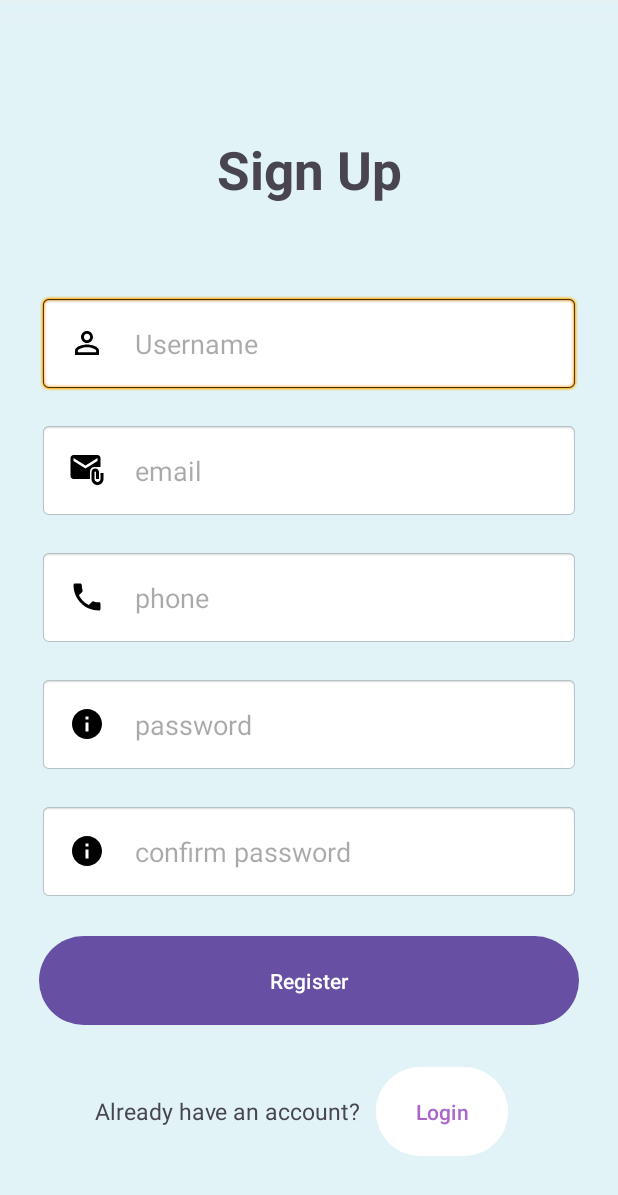
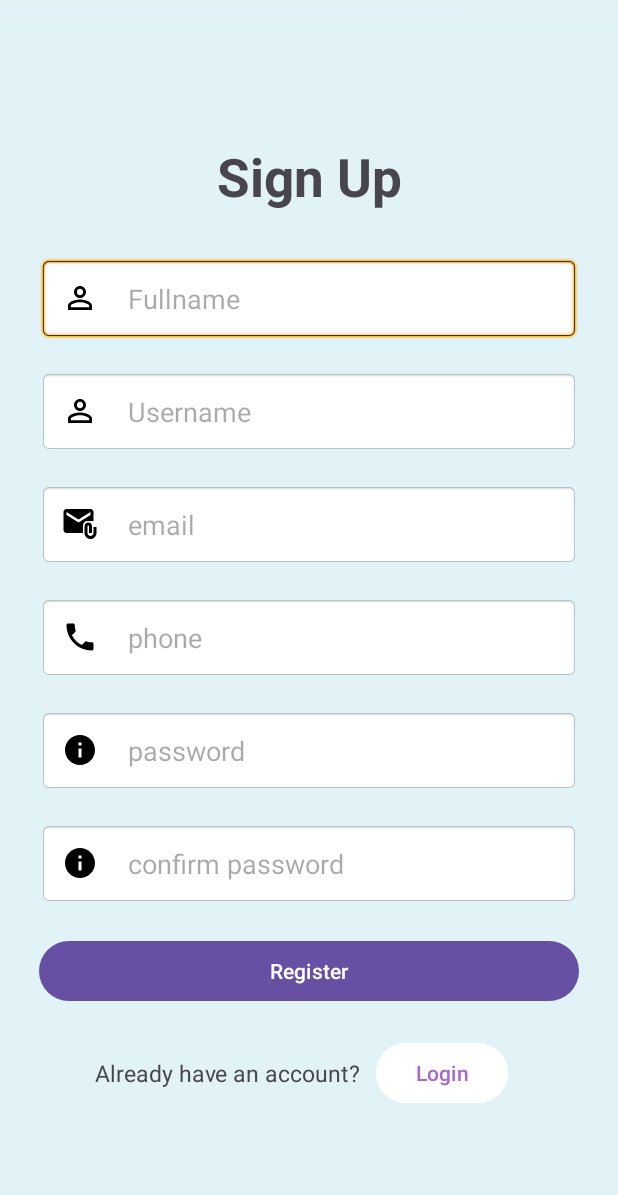
Before and after one commit to safwatnusrat/ACM-Contest-Navigator, an Android app: the RegisterActivity screen opened directly, with no data from a screen before it, after a tap on "Register", on a phone screen of 412 x 824 dp. Shown: the top 1195 px of the screen. Run offline under Robolectric (Android 15) with nearby library versions, the phone set to English and light mode, and no system bars.

Commit message:
modified register

```diff
--- a/app/src/main/java/com/example/lu_acm_navigator/DataBaseHelper.java
+++ b/app/src/main/java/com/example/lu_acm_navigator/DataBaseHelper.java
@@ -5,7 +5,6 @@ import android.content.Context;
 import android.database.Cursor;
 import android.database.sqlite.SQLiteDatabase;
 import android.database.sqlite.SQLiteOpenHelper;
-import android.widget.Toast;
 
 public class DataBaseHelper extends SQLiteOpenHelper {
     public static  final String DATABASE_NAME="Test_BD";
@@ -13,6 +12,7 @@ public class DataBaseHelper extends SQLiteOpenHelper {
     public static final String TABLE_REGISTER ="register";
     public static final String TABLE_CONTEST ="contestadd" ;
     public static final String COL_ID ="id";
+    private static final String COL_FULLNAME ="fullname";
     public static final String COL_USERNAME="username";
     public static final String COL_EMAIL ="email";
     public static final String COL_PASSWORD ="password";
@@ -39,9 +39,10 @@ public class DataBaseHelper extends SQLiteOpenHelper {
         db.close();
     }
 
-    public boolean insertUser(String username, String email, String phone, String password) {
+    public boolean insertUser(String fullname,String username, String email, String phone, String password) {
         SQLiteDatabase db=this.getWritableDatabase();
         ContentValues contentValues = new ContentValues();
+        contentValues.put(COL_FULLNAME,fullname);
         contentValues.put(COL_USERNAME, username);
         contentValues.put(COL_EMAIL, email);
         contentValues.put(COL_PHONE, phone);
@@ -56,6 +57,7 @@ public class DataBaseHelper extends SQLiteOpenHelper {
     public void onCreate(SQLiteDatabase db) {
         db.execSQL("CREATE TABLE " + TABLE_REGISTER +"("+
                 COL_ID+ " INTEGER PRIMARY KEY AUTOINCREMENT, "+
+                COL_FULLNAME +" TEXT, "+
                 COL_USERNAME +" TEXT, " +
                 COL_EMAIL +" TEXT, " +
                 COL_PASSWORD+" TEXT, " +
--- a/app/src/main/java/com/example/lu_acm_navigator/RegisterActivity.java
+++ b/app/src/main/java/com/example/lu_acm_navigator/RegisterActivity.java
@@ -13,6 +13,8 @@ import androidx.core.graphics.Insets;
 import androidx.core.view.ViewCompat;
 import androidx.core.view.WindowInsetsCompat;
 
+import java.util.regex.Pattern;
+
 public class RegisterActivity extends AppCompatActivity {
 
     @Override
@@ -20,6 +22,7 @@ public class RegisterActivity extends AppCompatActivity {
         super.onCreate(savedInstanceState);
         setContentView(R.layout.activity_register);
 
+        EditText etFullname= findViewById(R.id.et_register_fullname);
         EditText etUsername= findViewById(R.id.et_register_username);
         EditText etEmail= findViewById(R.id.et_register_email);
         EditText etPhone =findViewById(R.id.et_register_phone);
@@ -29,29 +32,30 @@ public class RegisterActivity extends AppCompatActivity {
         Button btnRegister=findViewById(R.id.btn_sign_up_register);
 
         btnRegister.setOnClickListener(v ->{
-           String username =etUsername.getText().toString();
-           String email =etEmail.getText().toString();
-           String phone =etPhone.getText().toString();
-           String password =etPassword.getText().toString();
-           String confirmpassword =etConfirmPassword.getText().toString();
 
-           if(password.equals(confirmpassword) && !username.isEmpty() && !password.isEmpty()){
-               //Toast.makeText(RegisterActivity.this, "db connect", Toast.LENGTH_SHORT).show();
+            String fullname= etFullname.getText().toString();
+            String username =etUsername.getText().toString();
+            String email =etEmail.getText().toString();
+            String phone =etPhone.getText().toString();
+            String password =etPassword.getText().toString();
+            String confirmpassword =etConfirmPassword.getText().toString();
+
+
+           if( password.equals(confirmpassword) && !username.isEmpty() && validation(fullname,phone,email,password)){
                DataBaseHelper dbHelper =new DataBaseHelper(RegisterActivity.this);
-               boolean isinserted=dbHelper.insertUser(username, email, phone, password);
+               boolean isinserted=dbHelper.insertUser(fullname,username, email, phone, password);
                if(isinserted)
                {
                    Toast.makeText(RegisterActivity.this, "Registration Successful", Toast.LENGTH_SHORT).show();
                    Intent intent = new Intent(RegisterActivity.this,MainActivity.class);
                    startActivity(intent);
+
                }
                else {
                    Toast.makeText(RegisterActivity.this, "Registration Failed", Toast.LENGTH_SHORT).show();
                }
            }
-           else {
-               Toast.makeText(RegisterActivity.this, "Fill Up the Username and Password Carefully!", Toast.LENGTH_SHORT).show();
-           }
+
         });
 
         btnLogin.setOnClickListener(new View.OnClickListener() {
@@ -63,4 +67,37 @@ public class RegisterActivity extends AppCompatActivity {
             }
         });
     }
+
+    private boolean validation(String fullname,String phone,String email,String password) {
+            Pattern phonePattern= Pattern.compile("^(0088|\\+88)?01[2-9]\\d{8}$");
+            Pattern emailPattern= Pattern.compile("^[a-z0-9]+@(gmail|yahoo|outlook).com$");
+            Pattern fullnamePattern= Pattern.compile("^[a-zA-Z ]+$");
+            Pattern passwordPattern= Pattern.compile("^(?=.+[0-9])(?=.+[a-z])(?=.*[A-Z])(?=.+[@#$%^&+=!]).{8,}$");
+            if(!fullnamePattern.matcher(fullname).matches()){
+            Toast.makeText(this, "Invalid Name", Toast.LENGTH_SHORT).show();
+            return false;
+            }
+
+            if(!emailPattern.matcher(email).matches()){
+            Toast.makeText(this, "Invalid Email", Toast.LENGTH_SHORT).show();
+            return false;
+            }
+
+            if(!phonePattern.matcher(phone).matches()){
+                Toast.makeText(this, "Invalid Phone Number", Toast.LENGTH_SHORT).show();
+                return false;
+            }
+
+            if(!passwordPattern.matcher(password).matches()){
+            Toast.makeText(this, "Atleast 8 character containing atleast one upercase,one lowercase,one digit and one special character ", Toast.LENGTH_SHORT).show();
+            return false;
+            }
+            else {
+                return true;
+            }
+
+
+    }
+
+
 }
--- a/app/src/main/java/com/example/lu_acm_navigator/ViewDetailsActivity.java
+++ b/app/src/main/java/com/example/lu_acm_navigator/ViewDetailsActivity.java
@@ -24,6 +24,7 @@ public class ViewDetailsActivity extends AppCompatActivity {
 
         databaseHelper = new DataBaseHelper(this);
         cnAdapter = new CnAdapter(this, null);
+        //adapter binding the data for recycleviewer
         upcomingContestsRecyclerView.setAdapter(cnAdapter);
 
         displayContests();
--- a/app/src/main/res/layout/activity_register.xml
+++ b/app/src/main/res/layout/activity_register.xml
@@ -17,9 +17,22 @@
         android:layout_height="wrap_content"
         android:text="@string/sign_up"
         android:textSize="35dp"
-        android:layout_margin="50dp"
+        android:layout_margin="20dp"
         android:textStyle="bold"
         android:gravity="center"/>
+    <EditText
+        android:id="@+id/et_register_fullname"
+        android:layout_width="match_parent"
+        android:layout_height="wrap_content"
+        android:hint="Fullname"
+        android:inputType="text"
+        android:layout_margin="10dp"
+        android:padding="15dp"
+        android:background="@android:drawable/editbox_background"
+        android:drawableLeft="@drawable/baseline_person_outline_24"
+        android:drawablePadding="20dp">
+
+    </EditText>
     <EditText
         android:id="@+id/et_register_username"
         android:layout_width="match_parent"
@@ -27,7 +40,7 @@
         android:hint="@string/username"
         android:inputType="text"
         android:layout_margin="10dp"
-        android:padding="20dp"
+        android:padding="15dp"
         android:background="@android:drawable/editbox_background"
         android:drawableLeft="@drawable/baseline_person_outline_24"
         android:drawablePadding="20dp"
@@ -39,7 +52,7 @@
         android:hint="@string/email"
         android:inputType="textEmailAddress"
         android:layout_margin="10dp"
-        android:padding="20dp"
+        android:padding="15dp"
         android:background="@android:drawable/editbox_background"
         android:drawableLeft="@drawable/baseline_attach_email_24"
         android:drawablePadding="20dp"
@@ -51,7 +64,7 @@
         android:hint="@string/phone"
         android:inputType="number"
         android:layout_margin="10dp"
-        android:padding="20dp"
+        android:padding="15dp"
         android:background="@android:drawable/editbox_background"
         android:drawableLeft="@drawable/baseline_local_phone_24"
         android:drawablePadding="20dp"
@@ -63,7 +76,7 @@
         android:hint="@string/password"
         android:inputType="textPassword"
         android:layout_margin="10dp"
-        android:padding="20dp"
+        android:padding="15dp"
         android:background="@android:drawable/editbox_background"
         android:drawableLeft="@drawable/baseline_info_24"
         android:drawablePadding="20dp"
@@ -75,7 +88,7 @@
         android:hint="@string/confirm_password"
         android:inputType="textPassword"
         android:layout_margin="10dp"
-        android:padding="20dp"
+        android:padding="15dp"
         android:background="@android:drawable/editbox_background"
         android:drawableLeft="@drawable/baseline_info_24"
         android:drawablePadding="20dp"
@@ -86,7 +99,7 @@
             android:layout_width="match_parent"
             android:layout_height="wrap_content"
             android:text="Register"
-            android:padding="20dp"
+            android:padding="10dp"
             android:layout_margin="10dp" />
         <LinearLayout
             android:layout_width="wrap_content"
@@ -104,7 +117,7 @@
                 android:layout_width="wrap_content"
                 android:layout_height="wrap_content"
                 android:text="Login"
-                android:padding="20dp"
+                android:padding="10dp"
                 android:backgroundTint="@android:color/primary_text_dark"
                 android:textColor="@android:color/holo_purple"
                 android:layout_margin="10dp"/>
```
Also changed, not shown: app/src/main/res/layout/activity_main.xml (+5 -4 lines), app/src/main/res/layout/activity_welcome.xml (+4 -3 lines), app/src/main/res/drawable/new_logo.png (added), app/src/main/res/drawable/new_remove_logo.png (added), app/src/main/res/drawable/remove_background_logo.png (added).
